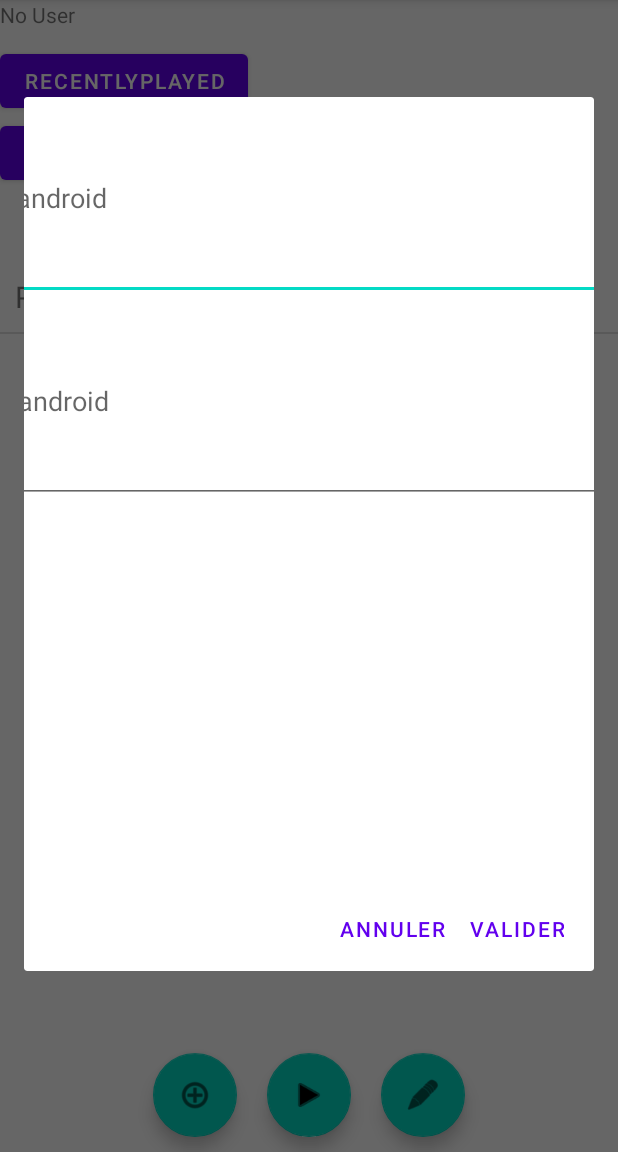
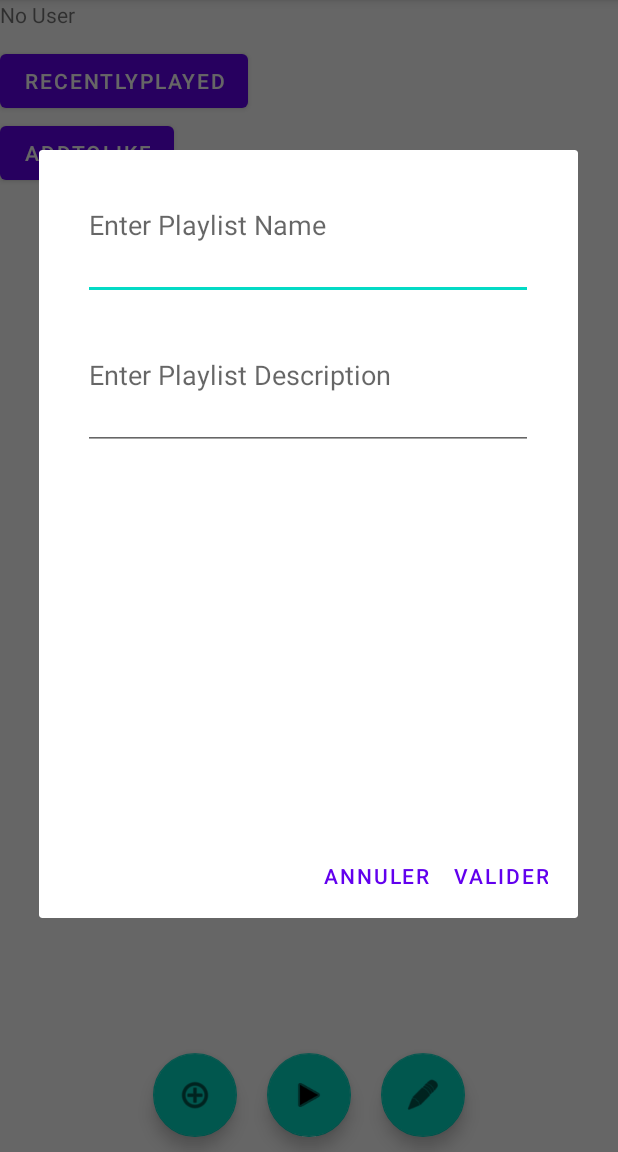
Before and after one commit to ClementBrisse/Spotifilm, an Android app: the MainActivity screen opened directly, with no data from a screen before it, after a tap on "add", on a phone screen of 412 x 824 dp, the part 84-1236 px from its top. Run offline under Robolectric (Android 15) with nearby library versions, the phone set to English and light mode, and no system bars; our stand-ins replace Volley; network calls fail.

Commit message:
Playlist creation - modification alert box & filtered for Spotifilm playlist diplay only

```diff
--- a/app/src/main/java/com/isep/spotifilm/activity/MainActivity.java
+++ b/app/src/main/java/com/isep/spotifilm/activity/MainActivity.java
@@ -37,6 +37,8 @@ public class MainActivity extends AppCompatActivity implements MyRecyclerViewAda
     private ArrayList<Song> recentlyPlayedTracks = new ArrayList<>();
     private ArrayList<Playlist> userPlaylist = new ArrayList<>();
 
+    SharedPreferences sharedPreferences;
+
     RecyclerView recyclerView;
     MyRecyclerViewAdapter adapter;
 
@@ -63,7 +65,7 @@ public class MainActivity extends AppCompatActivity implements MyRecyclerViewAda
 
         initBtnListener();
 
-        SharedPreferences sharedPreferences = this.getSharedPreferences("SPOTIFY", 0);
+        sharedPreferences = this.getSharedPreferences("SPOTIFY", 0);
         userView.setText(sharedPreferences.getString("userid", "No User"));
 
 
@@ -88,7 +90,6 @@ public class MainActivity extends AppCompatActivity implements MyRecyclerViewAda
 
         // list to populate the RecyclerView with
         ArrayList<String> playlistNames = new ArrayList<>();
-        playlistNames.add("Playlist 2");
 
         adapter = new MyRecyclerViewAdapter(this, playlistNames);
         adapter.setClickListener(this);
@@ -98,8 +99,12 @@ public class MainActivity extends AppCompatActivity implements MyRecyclerViewAda
         reqService.getUserPlaylists(() -> {
             userPlaylist = reqService.getPlaylists();
             for (Playlist p : userPlaylist) {
-                playlistNames.add(p.getName());
-                adapter.notifyItemInserted(adapter.getItemCount()-1);
+                String playlistName = p.getName();
+                if (playlistName.contains("Spotifilm_")){
+                    playlistNames.add(playlistName);
+                    adapter.notifyItemInserted(adapter.getItemCount()-1);
+                }
+
             }
         });
 
@@ -141,7 +146,7 @@ public class MainActivity extends AppCompatActivity implements MyRecyclerViewAda
 
     private void addPlaylist(String playlistName, String playlistDescription) {
 
-        reqService.createNewPlaylist(playlistName, playlistDescription, () -> {
+        reqService.createNewPlaylist(sharedPreferences.getString("userid", ""), playlistName, playlistDescription, () -> {
             System.out.println("Playlist : "+reqService.getCreatedPlaylist().getName()+" created");
             //TODO ouvrir page playlist
         });
--- a/app/src/main/java/com/isep/spotifilm/connectors/ReqService.java
+++ b/app/src/main/java/com/isep/spotifilm/connectors/ReqService.java
@@ -140,8 +140,8 @@ public class ReqService {
         return createdPlaylist;
     }
 
-    public void createNewPlaylist(String playlistName, String playlistDescription, final IVolleyCallBack callBack) {
-        String endpoint = "https://api.spotify.com/v1/users/49hbxivjgp86e7ncuqy6ry5bs/playlists";
+    public void createNewPlaylist(String userID, String playlistName, String playlistDescription, final IVolleyCallBack callBack) {
+        String endpoint = "https://api.spotify.com/v1/users/"+ userID + "/playlists";
 
         Map<String,String> params = new HashMap<>();
         params.put("name", "Spotifilm_" + playlistName);
@@ -152,7 +152,7 @@ public class ReqService {
         JsonObjectRequest jsonObjectRequest = new JsonObjectRequest
                 (Request.Method.POST, endpoint, parameters, response -> {
                     try {
-                        createdPlaylist = new Playlist(response.getString("name"), response.getString("name"));
+                        createdPlaylist = new Playlist(response.getString("id"), response.getString("name"));
                     } catch (JSONException e) {
                         e.printStackTrace();
                     }
--- a/app/src/main/res/layout/activity_input_playlist_names.xml
+++ b/app/src/main/res/layout/activity_input_playlist_names.xml
@@ -7,26 +7,27 @@
 
     <EditText
         android:id="@+id/etInputPlaylistName"
-        android:layout_width="400dp"
-        android:layout_height="135dp"
-        android:hint="android"
+        android:layout_width="300dp"
+        android:layout_height="100dp"
+        android:hint="Enter Playlist Name"
         android:inputType="text"
         app:layout_constraintBottom_toTopOf="@+id/etInputPlaylistDescription"
         app:layout_constraintEnd_toEndOf="parent"
+        app:layout_constraintHorizontal_bias="0.495"
         app:layout_constraintStart_toStartOf="parent"
         app:layout_constraintTop_toTopOf="parent"
         app:layout_constraintVertical_bias="1.0" />
 
     <EditText
         android:id="@+id/etInputPlaylistDescription"
-        android:layout_width="400dp"
-        android:layout_height="135dp"
+        android:layout_width="300dp"
+        android:layout_height="100dp"
         android:layout_marginBottom="256dp"
-        android:hint="android"
+        android:hint="Enter Playlist Description"
         android:inputType="text"
         app:layout_constraintBottom_toBottomOf="parent"
         app:layout_constraintEnd_toEndOf="parent"
-        app:layout_constraintHorizontal_bias="0.461"
+        app:layout_constraintHorizontal_bias="0.495"
         app:layout_constraintStart_toStartOf="parent" />
 
 </androidx.constraintlayout.widget.ConstraintLayout>
```
